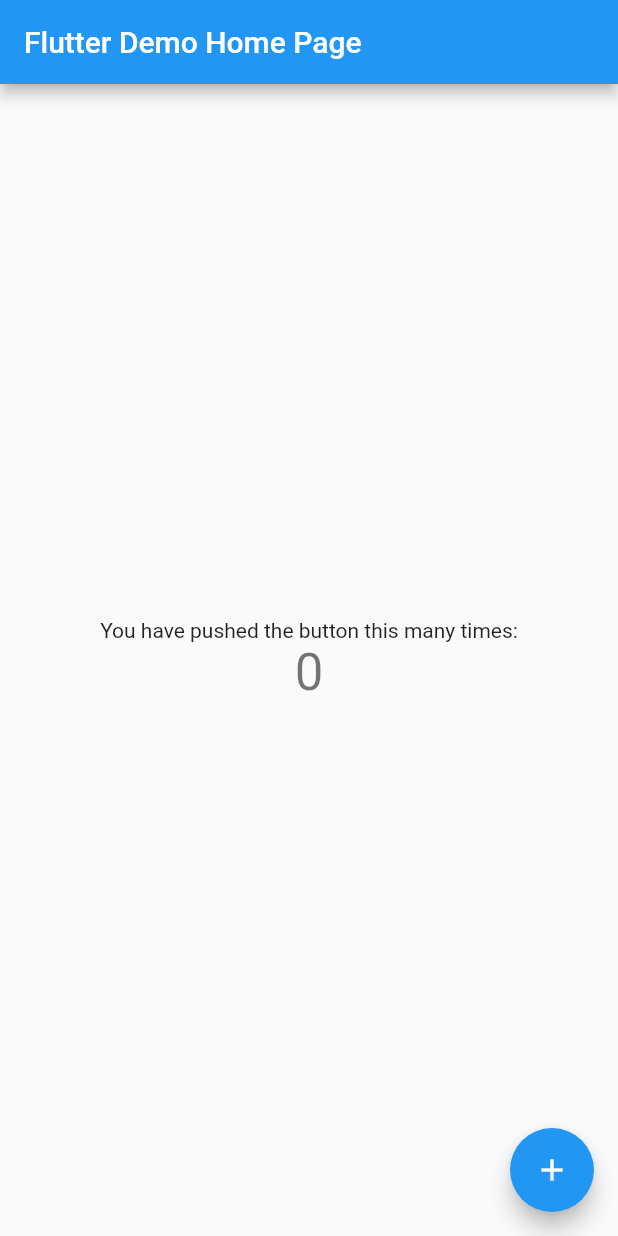
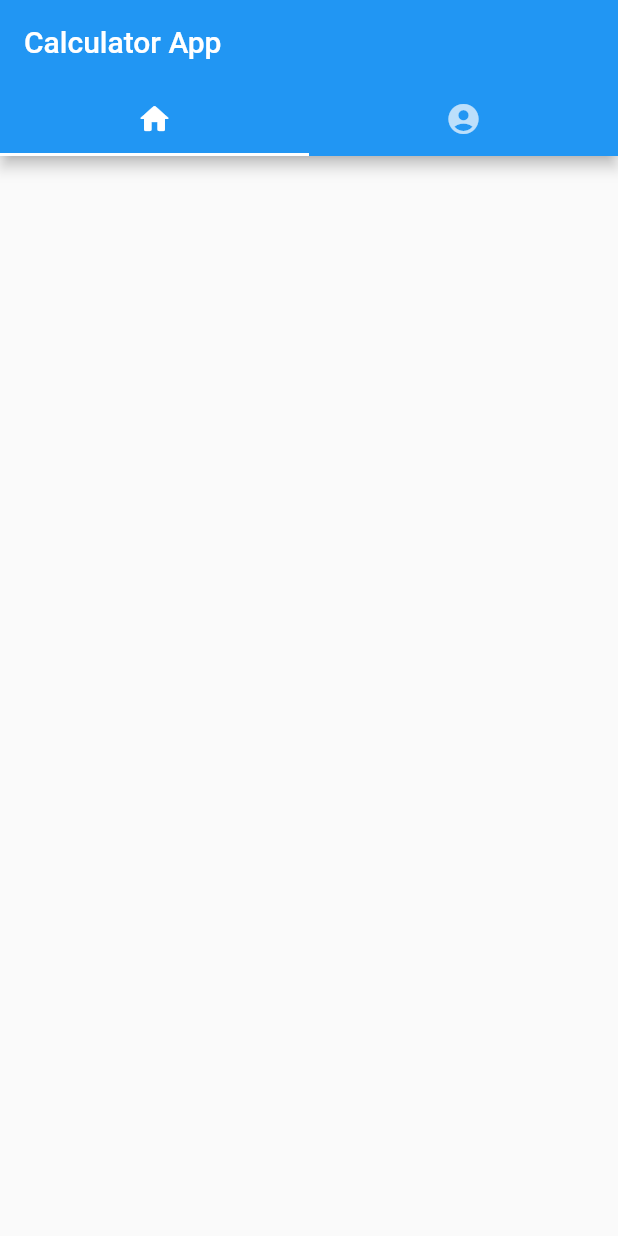
Before and after one commit to adisaptorenggo/calculator_app, a Flutter app: the screen it shows after launch, on a phone screen of 412 x 824 dp. Run offline on Flutter 3.47's test engine with Material 2 defaults, Android fonts, the phone set to English and light mode, and no system bars.

Commit message:
adding profile screens

```diff
--- a/lib/main.dart
+++ b/lib/main.dart
@@ -1,117 +1,22 @@
+import 'package:calculator_app/screens/menu_screen.dart';
 import 'package:flutter/material.dart';
+import 'package:provider/provider.dart';
 
 void main() {
   runApp(MyApp());
 }
 
 class MyApp extends StatelessWidget {
-  // This widget is the root of your application.
+
   @override
   Widget build(BuildContext context) {
     return MaterialApp(
-      title: 'Flutter Demo',
+      title: 'Calculator App',
       theme: ThemeData(
-        // This is the theme of your application.
-        //
-        // Try running your application with "flutter run". You'll see the
-        // application has a blue toolbar. Then, without quitting the app, try
-        // changing the primarySwatch below to Colors.green and then invoke
-        // "hot reload" (press "r" in the console where you ran "flutter run",
-        // or simply save your changes to "hot reload" in a Flutter IDE).
-        // Notice that the counter didn't reset back to zero; the application
-        // is not restarted.
         primarySwatch: Colors.blue,
-        // This makes the visual density adapt to the platform that you run
-        // the app on. For desktop platforms, the controls will be smaller and
-        // closer together (more dense) than on mobile platforms.
         visualDensity: VisualDensity.adaptivePlatformDensity,
       ),
-      home: MyHomePage(title: 'Flutter Demo Home Page'),
+      home: MenuScreen(title: 'Calculator App'),
     );
   }
 }
-
-class MyHomePage extends StatefulWidget {
-  MyHomePage({Key key, this.title}) : super(key: key);
-
-  // This widget is the home page of your application. It is stateful, meaning
-  // that it has a State object (defined below) that contains fields that affect
-  // how it looks.
-
-  // This class is the configuration for the state. It holds the values (in this
-  // case the title) provided by the parent (in this case the App widget) and
-  // used by the build method of the State. Fields in a Widget subclass are
-  // always marked "final".
-
-  final String title;
-
-  @override
-  _MyHomePageState createState() => _MyHomePageState();
-}
-
-class _MyHomePageState extends State<MyHomePage> {
-  int _counter = 0;
-
-  void _incrementCounter() {
-    setState(() {
-      // This call to setState tells the Flutter framework that something has
-      // changed in this State, which causes it to rerun the build method below
-      // so that the display can reflect the updated values. If we changed
-      // _counter without calling setState(), then the build method would not be
-      // called again, and so nothing would appear to happen.
-      _counter++;
-    });
-  }
-
-  @override
-  Widget build(BuildContext context) {
-    // This method is rerun every time setState is called, for instance as done
-    // by the _incrementCounter method above.
-    //
-    // The Flutter framework has been optimized to make rerunning build methods
-    // fast, so that you can just rebuild anything that needs updating rather
-    // than having to individually change instances of widgets.
-    return Scaffold(
-      appBar: AppBar(
-        // Here we take the value from the MyHomePage object that was created by
-        // the App.build method, and use it to set our appbar title.
-        title: Text(widget.title),
-      ),
-      body: Center(
-        // Center is a layout widget. It takes a single child and positions it
-        // in the middle of the parent.
-        child: Column(
-          // Column is also a layout widget. It takes a list of children and
-          // arranges them vertically. By default, it sizes itself to fit its
-          // children horizontally, and tries to be as tall as its parent.
-          //
-          // Invoke "debug painting" (press "p" in the console, choose the
-          // "Toggle Debug Paint" action from the Flutter Inspector in Android
-          // Studio, or the "Toggle Debug Paint" command in Visual Studio Code)
-          // to see the wireframe for each widget.
-          //
-          // Column has various properties to control how it sizes itself and
-          // how it positions its children. Here we use mainAxisAlignment to
-          // center the children vertically; the main axis here is the vertical
-          // axis because Columns are vertical (the cross axis would be
-          // horizontal).
-          mainAxisAlignment: MainAxisAlignment.center,
-          children: <Widget>[
-            Text(
-              'You have pushed the button this many times:',
-            ),
-            Text(
-              '$_counter',
-              style: Theme.of(context).textTheme.headline4,
-            ),
-          ],
-        ),
-      ),
-      floatingActionButton: FloatingActionButton(
-        onPressed: _incrementCounter,
-        tooltip: 'Increment',
-        child: Icon(Icons.add),
-      ), // This trailing comma makes auto-formatting nicer for build methods.
-    );
-  }
-}
--- /dev/null
+++ b/lib/screens/home_screen.dart
@@ -0,0 +1,16 @@
+import 'package:flutter/material.dart';
+import 'package:provider/provider.dart';
+
+class HomeScreen extends StatefulWidget {
+
+  @override
+  _HomeScreenState createState() => _HomeScreenState();
+}
+
+class _HomeScreenState extends State<HomeScreen> {
+
+  @override
+  Widget build(BuildContext context) {
+    return Container();
+  }
+}
--- /dev/null
+++ b/lib/screens/menu_screen.dart
@@ -0,0 +1,39 @@
+import 'package:calculator_app/screens/home_screen.dart';
+import 'package:calculator_app/screens/profile_screen.dart';
+import 'package:flutter/material.dart';
+
+class MenuScreen extends StatefulWidget {
+  MenuScreen({Key key, this.title}) : super(key: key);
+
+  final String title;
+
+  @override
+  _MenuScreenState createState() => _MenuScreenState();
+}
+
+class _MenuScreenState extends State<MenuScreen> {
+
+  @override
+  Widget build(BuildContext context) {
+    return DefaultTabController(
+      length: 2,
+      child: Scaffold(
+        appBar: AppBar(
+          bottom: TabBar(
+            tabs: [
+              Tab(icon: Icon(Icons.home_rounded)),
+              Tab(icon: Icon(Icons.account_circle_rounded)),
+            ],
+          ),
+          title: Text('Calculator App'),
+        ),
+        body: TabBarView(
+          children: [
+            HomeScreen(),
+            ProfileScreen(),
+          ],
+        ),
+      ),
+    );
+  }
+}
--- a/pubspec.yaml
+++ b/pubspec.yaml
@@ -28,6 +28,8 @@ dependencies:
   # The following adds the Cupertino Icons font to your application.
   # Use with the CupertinoIcons class for iOS style icons.
   cupertino_icons: ^1.0.0
+  provider: ^4.3.3
+  url_launcher: ^5.7.10
 
 dev_dependencies:
   flutter_test:
@@ -43,6 +45,8 @@ flutter:
   # included with your application, so that you can use the icons in
   # the material Icons class.
   uses-material-design: true
+  assets:
+    - assets/
 
   # To add assets to your application, add an assets section, like this:
   # assets:
```
Also changed, not shown: lib/screens/profile_screen.dart (added, +89 -0 lines), assets/github_icon.png (added), assets/linkedin_icon.png (added), assets/profile_picture.jpg (added), pubspec.lock, 5 other files.
